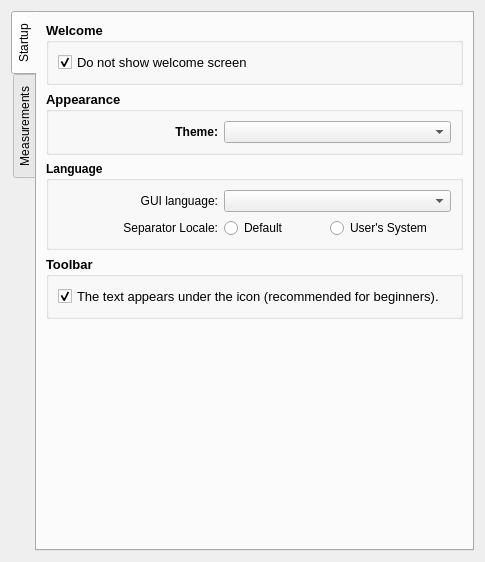
The window that src/app/seamlyme/dialogs/configpages/seamlymepreferencesconfigurationpage.ui (FashionFreedom/Seamly2D) describes before a commit, drawn with Qt 5.
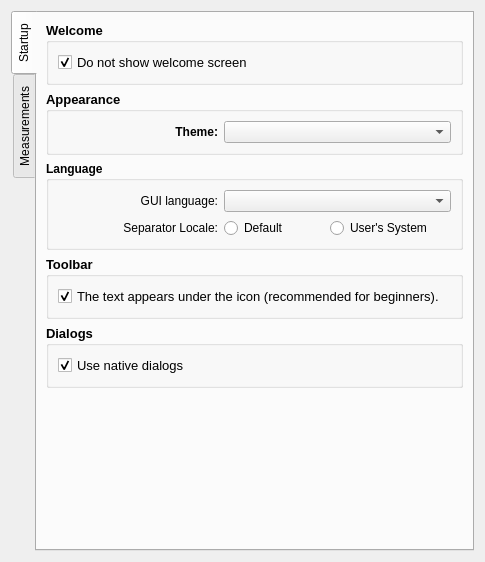
The same window after the commit.

Commit message: use native dialogs

The edit to the form file:
```diff
--- a/src/app/seamlyme/dialogs/configpages/seamlymepreferencesconfigurationpage.ui
+++ b/src/app/seamlyme/dialogs/configpages/seamlymepreferencesconfigurationpage.ui
@@ -314,6 +314,43 @@
          </layout>
         </widget>
        </item>
+       <item>
+        <widget class="QGroupBox" name="dialogs_groupbox">
+         <property name="minimumSize">
+          <size>
+           <width>0</width>
+           <height>0</height>
+          </size>
+         </property>
+         <property name="font">
+          <font>
+           <pointsize>10</pointsize>
+           <bold>true</bold>
+          </font>
+         </property>
+         <property name="title">
+          <string>Dialogs</string>
+         </property>
+         <layout class="QVBoxLayout" name="verticalLayout_2">
+          <item>
+           <widget class="QCheckBox" name="use_native_checkox">
+            <property name="font">
+             <font>
+              <pointsize>10</pointsize>
+              <bold>false</bold>
+             </font>
+            </property>
+            <property name="text">
+             <string>Use native dialogs</string>
+            </property>
+            <property name="checked">
+             <bool>true</bool>
+            </property>
+           </widget>
+          </item>
+         </layout>
+        </widget>
+       </item>
        <item>
         <spacer name="verticalSpacer">
          <property name="orientation">
```
The commit also changes 22 other files.
